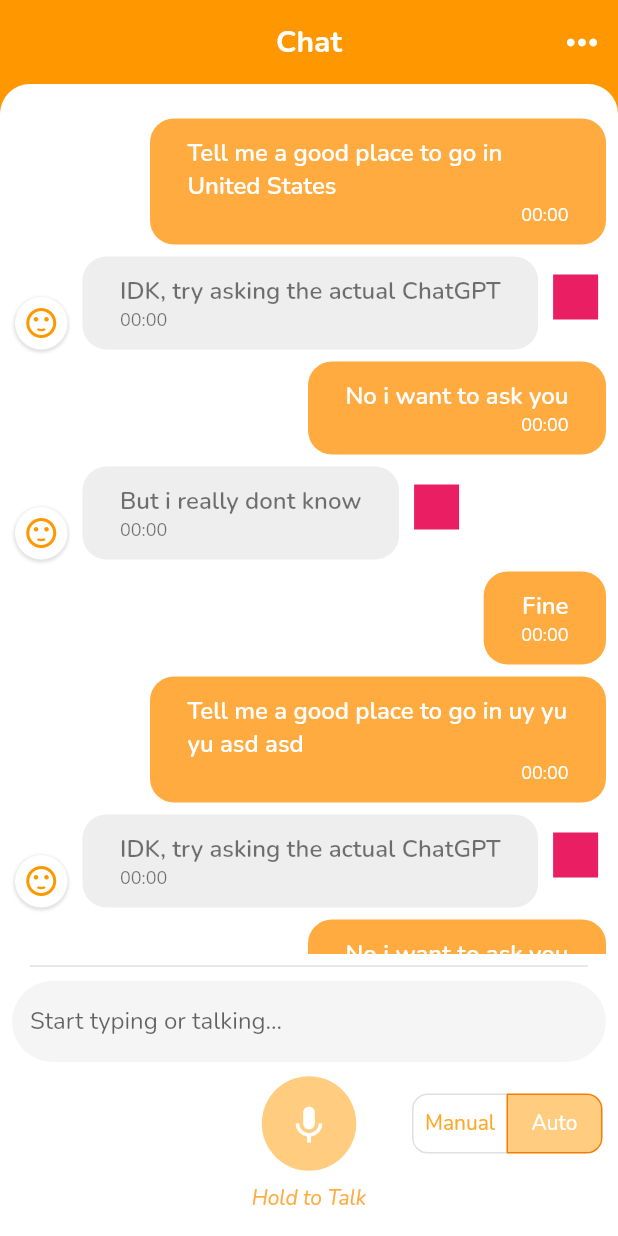
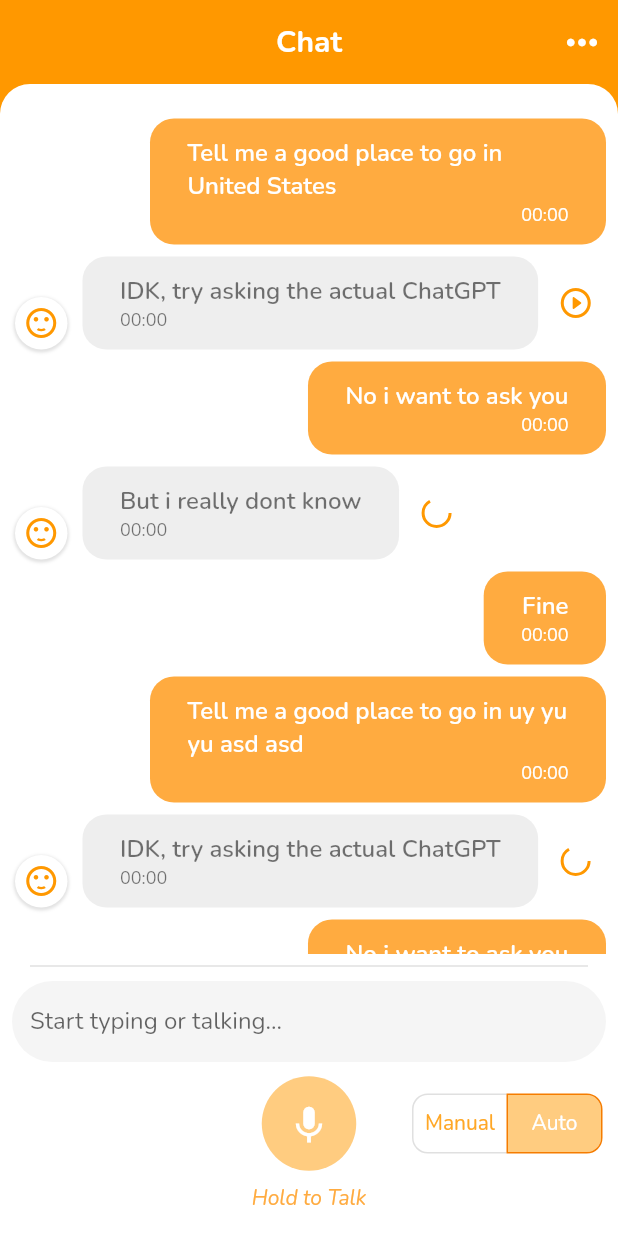
Before and after one commit to phatng45/VoiceGPT, a Flutter app: the screen it shows after launch, on a phone screen of 412 x 824 dp. Run offline on Flutter 3.47's test engine with Material 2 defaults, Android fonts, the phone set to English and light mode, and no system bars; drawn by our look-alikes of avatar_glow; our stand-ins replace google_fonts, loading_animation_widget, speech_to_text.

Commit message:
added message state

```diff
--- a/lib/HomePage/chat_page_widget.dart
+++ b/lib/HomePage/chat_page_widget.dart
@@ -1,5 +1,6 @@
 import 'package:avatar_glow/avatar_glow.dart';
 import 'package:flutter/material.dart';
+import 'package:loading_animation_widget/loading_animation_widget.dart';
 import 'package:speech_to_text/speech_to_text.dart';
 import 'package:voicegpt/Models/message_model.dart';
 
@@ -22,17 +23,17 @@ class _ChatPageState extends State<ChatPage> {
       text: 'Tell me a good place to go in United States',
     ),
     Message(
-      isUser: false,
-      text: 'IDK, try asking the actual ChatGPT',
-    ),
+        isUser: false,
+        text: 'IDK, try asking the actual ChatGPT',
+        state: MessageState.CanPlay),
     Message(
       isUser: true,
       text: 'No i want to ask you',
     ),
     Message(
-      isUser: false,
-      text: 'But i really dont know',
-    ),
+        isUser: false,
+        text: 'But i really dont know',
+        state: MessageState.Speaking),
     Message(
       isUser: true,
       text: 'Fine',
@@ -44,6 +45,7 @@ class _ChatPageState extends State<ChatPage> {
     Message(
       isUser: false,
       text: 'IDK, try asking the actual ChatGPT',
+      state: MessageState.Loading
     ),
     Message(
       isUser: true,
@@ -346,7 +348,11 @@ class _ChatPageState extends State<ChatPage> {
               ),
             ],
           ),
-          Container(width: 30, height: 30, child: _buildCurrentMessageState()),
+          Padding(
+            padding: const EdgeInsets.only(top: 8.0),
+            child: Container(
+                width: 30, height: 30, child: _buildCurrentVoiceGPTState(m)),
+          ),
         ],
       ),
     );
@@ -388,9 +394,21 @@ class _ChatPageState extends State<ChatPage> {
     );
   }
 
-  _buildCurrentMessageState() {
+  _buildCurrentVoiceGPTState(Message m) {
     return Container(
-      color: Colors.pink,
-    );
+        child: m.state == MessageState.Null
+            ? null
+            : m.state == MessageState.Loading
+                ? LoadingAnimationWidget.twoRotatingArc(
+                    size: 20, color: Colors.orange)
+                : m.state == MessageState.Speaking
+                    ? LoadingAnimationWidget.beat(
+                        size: 20, color: Colors.orange)
+                    : m.state == MessageState.CanPlay
+                        ? const Icon(
+                            Icons.play_circle_outline_rounded,
+                            color: Colors.orange,
+                          )
+                        : null);
   }
 }
--- a/lib/Models/message_model.dart
+++ b/lib/Models/message_model.dart
@@ -2,10 +2,16 @@ class Message {
   final String text;
   final bool isUser;
   final String time;
+  final MessageState state;
 
   Message({
     required this.isUser,
     this.text = '',
     this.time = '00:00',
+    this.state = MessageState.Null,
   });
 }
+
+enum MessageState{
+  Null, Loading, Speaking, CanPlay, Recording,
+}
--- a/pubspec.yaml
+++ b/pubspec.yaml
@@ -38,6 +38,7 @@ dependencies:
   google_fonts: ^4.0.3
   speech_to_text: ^6.1.1
   avatar_glow: ^2.0.2
+  loading_animation_widget: ^1.2.0+4
 
 dev_dependencies:
   flutter_test:
```
